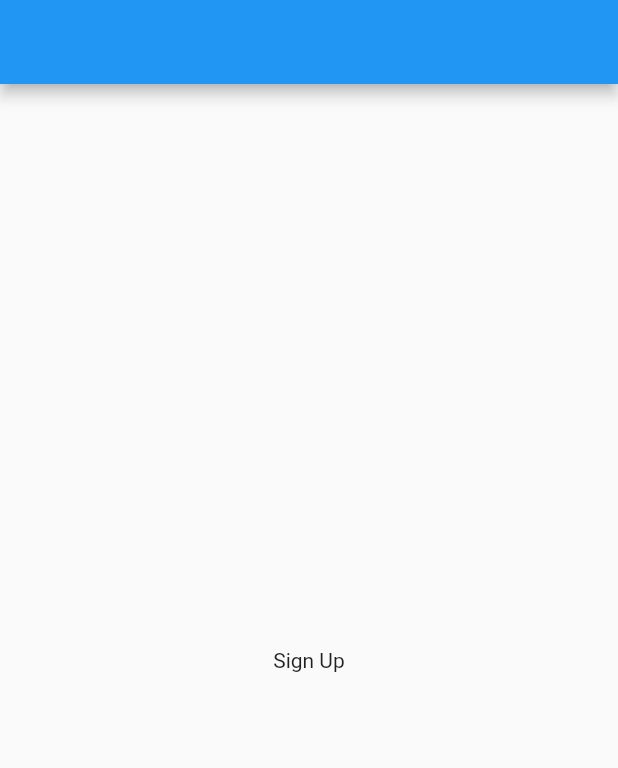
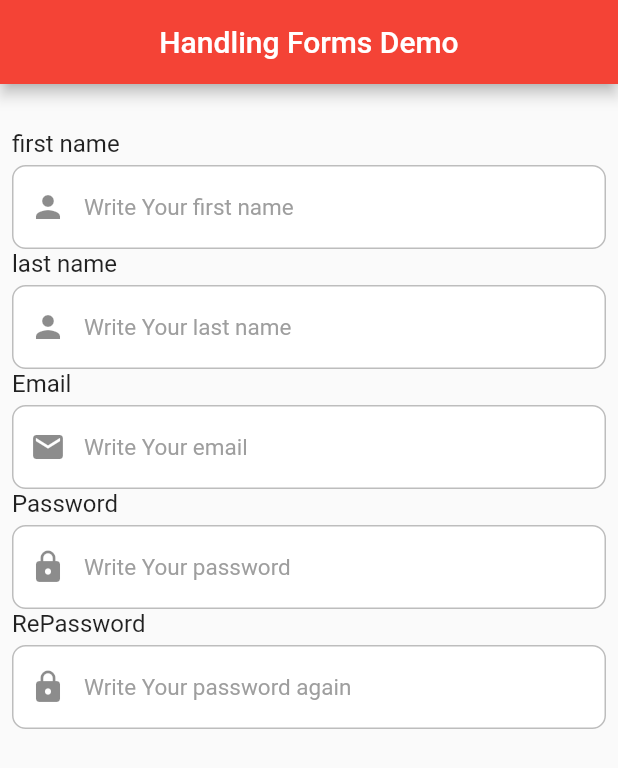
Before and after one commit to Mo0Khaled/handling-forms-demo, a Flutter app: the screen it shows after launch, on a phone screen of 412 x 824 dp. Shown: the top 768 px of the screen. Run offline on Flutter 3.47's test engine with Material 2 defaults, Android fonts, the phone set to English and light mode, and no system bars; our stand-ins replace bloc, flutter_bloc.

Commit message:
sign up ui done

```diff
--- a/lib/main.dart
+++ b/lib/main.dart
@@ -1,4 +1,6 @@
 import 'package:flutter/material.dart';
+import 'package:flutter_bloc/flutter_bloc.dart';
+import 'package:handle_forms_demo/signup/cubit/sign_up_cubit.dart';
 import 'package:handle_forms_demo/signup/screen/sign_up_screen.dart';
 
 void main() {
@@ -13,9 +15,12 @@ class MyApp extends StatelessWidget {
     return MaterialApp(
       title: 'Handling Forms Demo',
       theme: ThemeData(
-        primarySwatch: Colors.blue,
+        primarySwatch: Colors.red,
       ),
-      home: const SignUpScreen(),
+      home: BlocProvider(
+        create: (context) => SignUpCubit(),
+        child: const SignUpScreen(),
+      ),
     );
   }
 }
--- /dev/null
+++ b/lib/signup/data/sign_up_model.dart
@@ -0,0 +1,3 @@
+class SignUpModel {
+
+}
--- a/lib/signup/screen/sign_up_screen.dart
+++ b/lib/signup/screen/sign_up_screen.dart
@@ -1,4 +1,5 @@
 import 'package:flutter/material.dart';
+import 'package:handle_forms_demo/widgets/text_form_field.dart';
 
 class SignUpScreen extends StatelessWidget {
   const SignUpScreen({Key? key}) : super(key: key);
@@ -6,9 +7,41 @@ class SignUpScreen extends StatelessWidget {
   @override
   Widget build(BuildContext context) {
     return Scaffold(
-      appBar: AppBar(),
-      body: const Center(
-        child: Text("Sign Up"),
+      appBar: AppBar(
+        title: const Text("Handling Forms Demo"),
+        centerTitle: true,
+      ),
+      body: Padding(
+        padding: const EdgeInsets.all(8.0).copyWith(top: 30),
+        child: ListView(
+          children: const [
+            DefaultTextField(
+              title: "first name",
+              hintText: "Write Your first name",
+              prefixIcon: Icons.person,
+            ),
+            DefaultTextField(
+              title: "last name",
+              hintText: "Write Your last name",
+              prefixIcon: Icons.person,
+            ),
+            DefaultTextField(
+              title: "Email",
+              hintText: "Write Your email",
+              prefixIcon: Icons.mail,
+            ),
+            DefaultTextField(
+              title: "Password",
+              hintText: "Write Your password",
+              prefixIcon: Icons.lock,
+            ),
+            DefaultTextField(
+              title: "RePassword",
+              hintText: "Write Your password again",
+              prefixIcon: Icons.lock,
+            ),
+          ],
+        ),
       ),
     );
   }
--- a/lib/widgets/text_form_field.dart
+++ b/lib/widgets/text_form_field.dart
@@ -68,7 +68,7 @@ class DefaultTextField extends StatelessWidget {
             cursorColor: const Color(0xFFE6E6FA),
             decoration: InputDecoration(
                 filled: true,
-                fillColor: Colors.grey.shade100,
+                fillColor: Colors.white,
                 enabledBorder: OutlineInputBorder(
                   borderSide: BorderSide(color: Colors.grey.shade400),
                   borderRadius: BorderRadius.circular(9),
```
Also changed, not shown: 1 other file.
